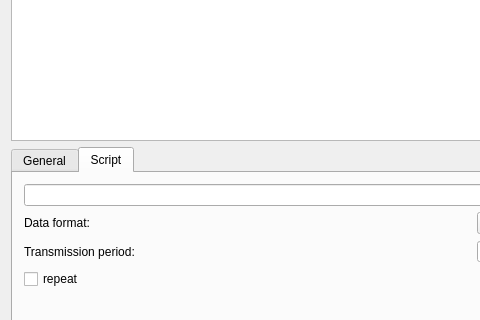
The window that src/mainwindow.ui (TomHyhlik/termik) describes before a commit, drawn with Qt 5; both pictures show x 0 to 480 and y 285 to 605 of the 601 by 908 pixel window.
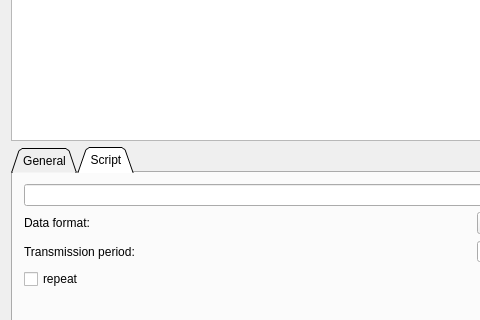
The same window after the commit. The open tabs and pages were chosen to show the change. Icons and pictures are not drawn.

What changed in the file:
```diff
--- a/src/mainwindow.ui
+++ b/src/mainwindow.ui
@@ -36,6 +36,9 @@
         <height>245</height>
        </size>
       </property>
+      <property name="tabShape">
+       <enum>QTabWidget::Triangular</enum>
+      </property>
       <property name="currentIndex">
        <number>0</number>
       </property>
```
Left out of the diff: 2 changed lines with no effect on the pictures.
